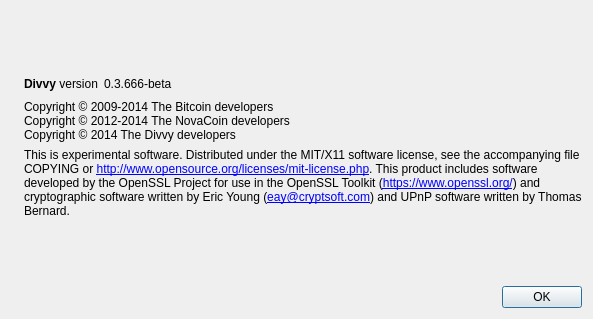
Before: the Qt Designer form src/qt/forms/aboutdialog.ui in CryptoProf1/divvy, drawn with Qt 5.
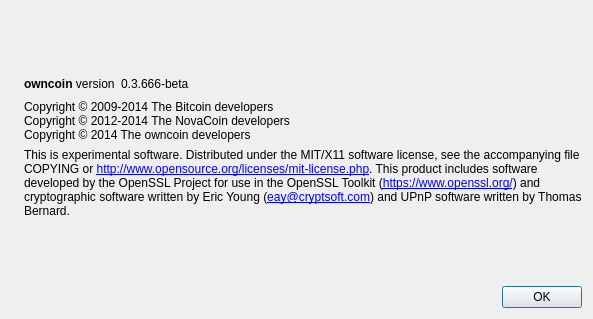
After: the same form once the commit is applied. Icons and pictures are not drawn.

Diff of the .ui file:
```diff
--- a/src/qt/forms/aboutdialog.ui
+++ b/src/qt/forms/aboutdialog.ui
@@ -50,7 +50,7 @@
           <cursorShape>IBeamCursor</cursorShape>
          </property>
          <property name="text">
-          <string>&lt;b&gt;Divvy&lt;/b&gt; version</string>
+          <string>&lt;b&gt;owncoin&lt;/b&gt; version</string>
          </property>
          <property name="textInteractionFlags">
           <set>Qt::LinksAccessibleByMouse|Qt::TextSelectableByKeyboard|Qt::TextSelectableByMouse</set>
@@ -93,7 +93,7 @@
        <property name="text">
         <string>Copyright © 2009-2014 The Bitcoin developers
 Copyright © 2012-2014 The NovaCoin developers
-Copyright © 2014 The Divvy developers</string>
+Copyright © 2014 The owncoin developers</string>
        </property>
        <property name="textInteractionFlags">
         <set>Qt::LinksAccessibleByMouse|Qt::TextSelectableByKeyboard|Qt::TextSelectableByMouse</set>
```
Left out of the diff: 2 changed lines with no effect on the pictures.
